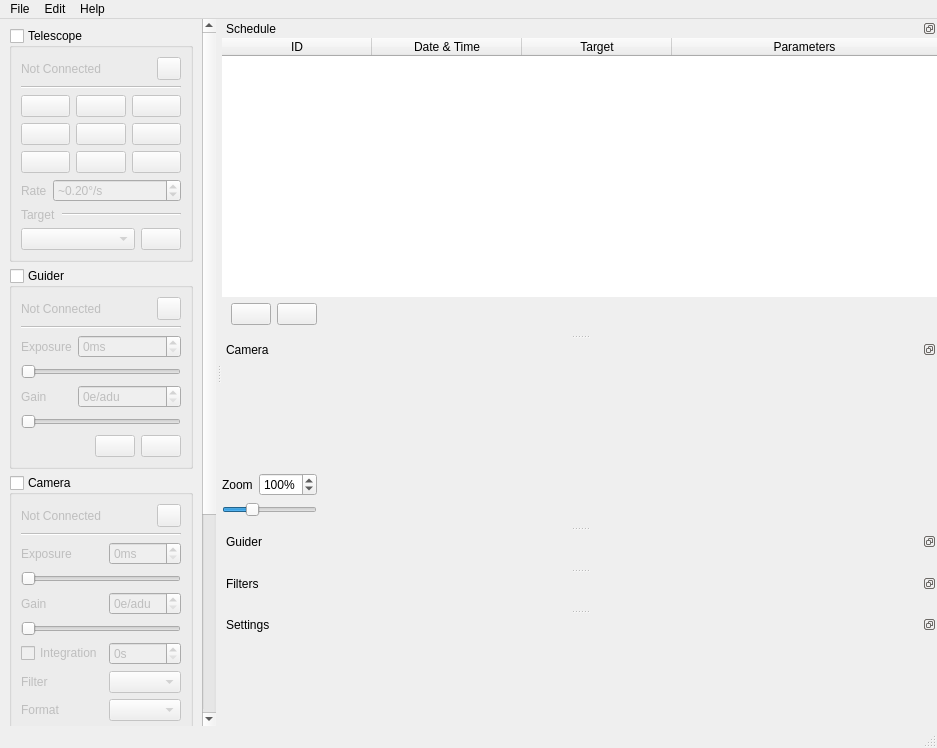
Above: qt5/mainwindow.ui from EthanChappel/Ecliptic before the change. Below: the same form after it.
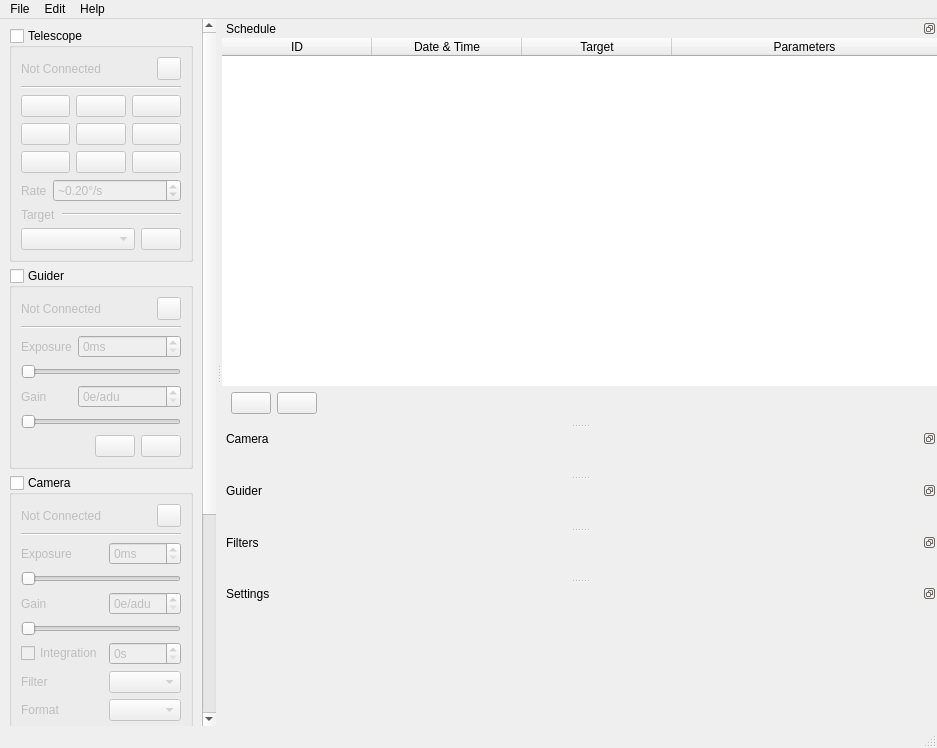
That is the form after the change. Icons and pictures are not drawn.

Commit message: Move camera ui to new module

```diff
--- a/qt5/mainwindow.ui
+++ b/qt5/mainwindow.ui
@@ -1592,130 +1592,6 @@
      <property name="rightMargin">
       <number>0</number>
      </property>
-     <item>
-      <widget class="QScrollArea" name="camera_scrollarea">
-       <property name="layoutDirection">
-        <enum>Qt::LeftToRight</enum>
-       </property>
-       <property name="frameShape">
-        <enum>QFrame::NoFrame</enum>
-       </property>
-       <property name="frameShadow">
-        <enum>QFrame::Plain</enum>
-       </property>
-       <property name="lineWidth">
-        <number>0</number>
-       </property>
-       <property name="widgetResizable">
-        <bool>true</bool>
-       </property>
-       <property name="alignment">
-        <set>Qt::AlignCenter</set>
-       </property>
-       <widget class="QWidget" name="camera_scrollarea_contents">
-        <property name="geometry">
-         <rect>
-          <x>0</x>
-          <y>0</y>
-          <width>696</width>
-          <height>85</height>
-         </rect>
-        </property>
-        <layout class="QVBoxLayout" name="verticalLayout_4">
-         <property name="leftMargin">
-          <number>0</number>
-         </property>
-         <property name="topMargin">
-          <number>0</number>
-         </property>
-         <property name="rightMargin">
-          <number>0</number>
-         </property>
-         <property name="bottomMargin">
-          <number>0</number>
-         </property>
-         <item alignment="Qt::AlignHCenter|Qt::AlignVCenter">
-          <widget class="QLabel" name="camera_preview_label">
-           <property name="text">
-            <string/>
-           </property>
-           <property name="alignment">
-            <set>Qt::AlignCenter</set>
-           </property>
-          </widget>
-         </item>
-        </layout>
-       </widget>
-      </widget>
-     </item>
-     <item>
-      <layout class="QGridLayout" name="gridLayout_6">
-       <item row="0" column="0">
-        <widget class="QLabel" name="camera_zoom_label">
-         <property name="sizePolicy">
-          <sizepolicy hsizetype="Fixed" vsizetype="Preferred">
-           <horstretch>0</horstretch>
-           <verstretch>0</verstretch>
-          </sizepolicy>
-         </property>
-         <property name="text">
-          <string>Zoom</string>
-         </property>
-        </widget>
-       </item>
-       <item row="0" column="1">
-        <widget class="QSpinBox" name="camera_zoom_spinbox">
-         <property name="suffix">
-          <string>%</string>
-         </property>
-         <property name="minimum">
-          <number>20</number>
-         </property>
-         <property name="maximum">
-          <number>300</number>
-         </property>
-         <property name="value">
-          <number>100</number>
-         </property>
-        </widget>
-       </item>
-       <item row="1" column="0" colspan="2">
-        <widget class="QSlider" name="camera_zoom_slider">
-         <property name="sizePolicy">
-          <sizepolicy hsizetype="Preferred" vsizetype="Fixed">
-           <horstretch>0</horstretch>
-           <verstretch>0</verstretch>
-          </sizepolicy>
-         </property>
-         <property name="minimum">
-          <number>20</number>
-         </property>
-         <property name="maximum">
-          <number>300</number>
-         </property>
-         <property name="value">
-          <number>100</number>
-         </property>
-         <property name="orientation">
-          <enum>Qt::Horizontal</enum>
-         </property>
-        </widget>
-       </item>
-       <item row="0" column="2" rowspan="2">
-        <spacer name="camera_spacer">
-         <property name="orientation">
-          <enum>Qt::Horizontal</enum>
-         </property>
-         <property name="sizeHint" stdset="0">
-          <size>
-           <width>40</width>
-           <height>20</height>
-          </size>
-         </property>
-        </spacer>
-       </item>
-      </layout>
-     </item>
     </layout>
    </widget>
   </widget>
@@ -1832,7 +1708,7 @@
           <x>0</x>
           <y>0</y>
           <width>696</width>
-          <height>85</height>
+          <height>91</height>
          </rect>
         </property>
        </widget>
```
Left out of the diff: 33 changed lines with no effect on the pictures. The commit also changes 5 other files.
